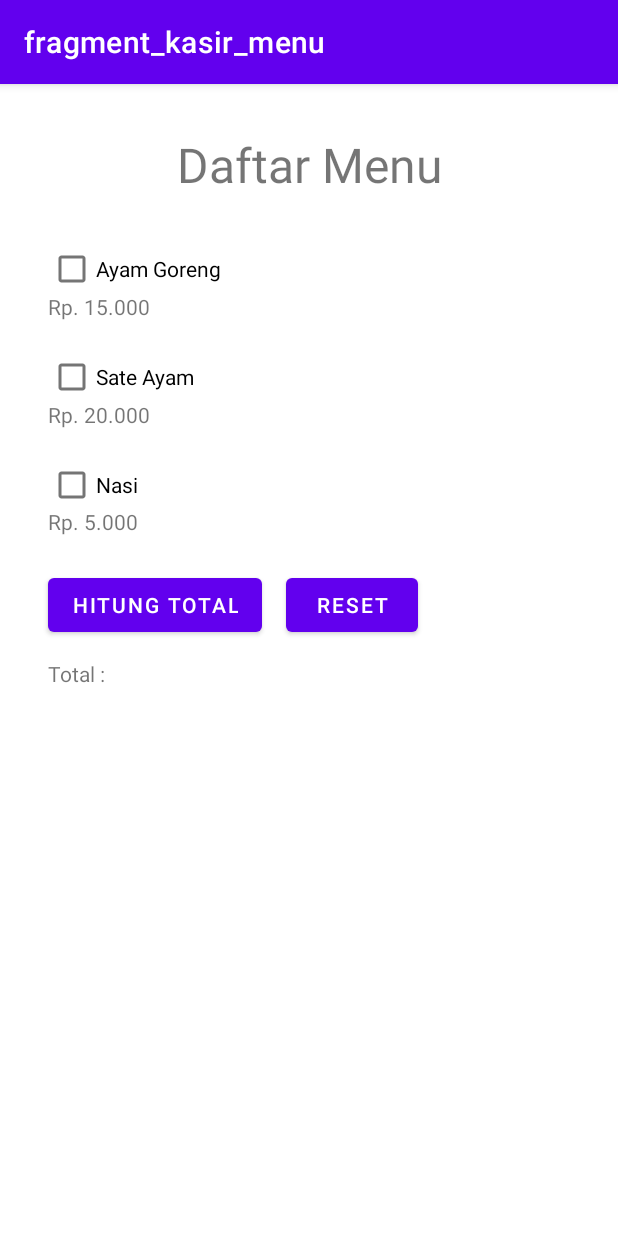
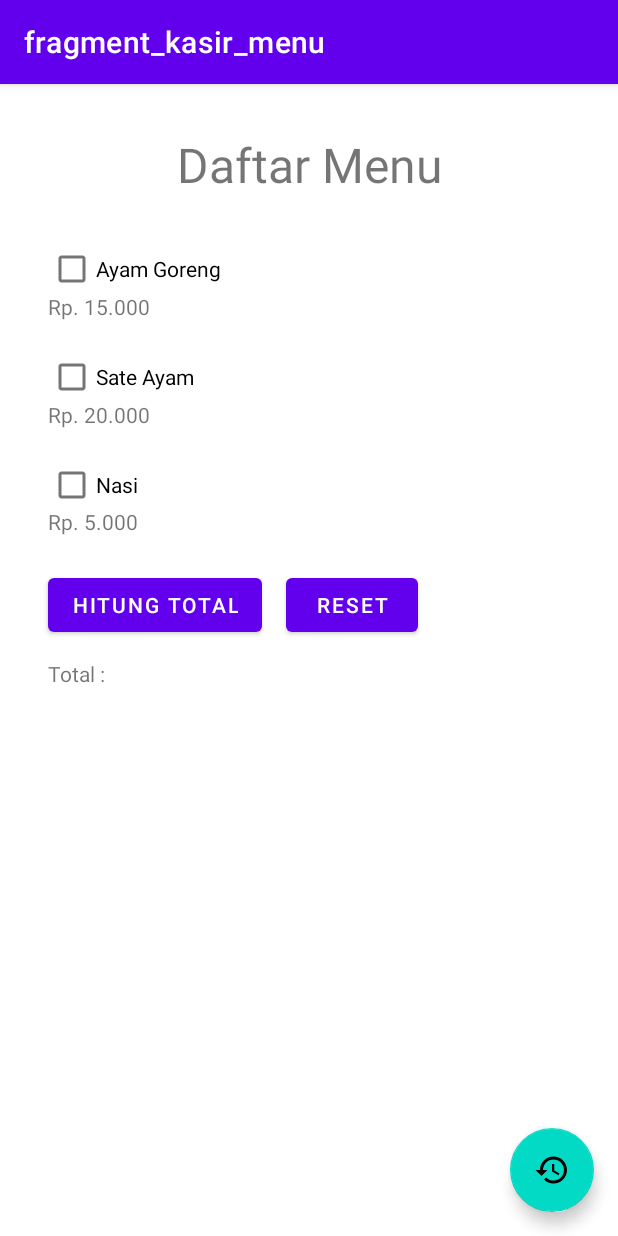
Before and after one commit to Raihanki/Kasir-Sederhana, an Android app: the screen it shows after launch (MainActivity), on a phone screen of 412 x 824 dp. Run offline under Robolectric (Android 15) with nearby library versions, the phone set to English and light mode, and no system bars; our stand-ins replace navigation-ui.

Commit message:
menampilkan data histori ke dalam recycleview

```diff
--- a/app/src/main/java/org/d3if2033/kasirsederhana/db/HistoriDao.kt
+++ b/app/src/main/java/org/d3if2033/kasirsederhana/db/HistoriDao.kt
@@ -11,5 +11,5 @@ interface HistoriDao {
     fun insert(histori: HistoriEntity)
 
     @Query("SELECT * FROM histori")
-    fun getAllHistori(): LiveData<HistoriEntity?>
+    fun getAllHistori(): LiveData<List<HistoriEntity>>
 }
--- /dev/null
+++ b/app/src/main/java/org/d3if2033/kasirsederhana/model/Histori.kt
@@ -0,0 +1,6 @@
+package org.d3if2033.kasirsederhana.model
+
+data class Histori(
+    val tanggalPembelian: Long,
+    val total: String
+)
--- a/app/src/main/java/org/d3if2033/kasirsederhana/ui/kasir/KasirViewModel.kt
+++ b/app/src/main/java/org/d3if2033/kasirsederhana/ui/kasir/KasirViewModel.kt
@@ -9,9 +9,6 @@ import org.d3if2033.kasirsederhana.db.HistoriDao
 import org.d3if2033.kasirsederhana.db.HistoriEntity
 
 class KasirViewModel(private val db: HistoriDao): ViewModel() {
-
-    val data = db.getAllHistori();
-
     fun saveHistori(total: String) {
         viewModelScope.launch {
             withContext(Dispatchers.IO) {
--- /dev/null
+++ b/app/src/main/res/drawable/ic_baseline_history_24.xml
@@ -0,0 +1,5 @@
+<vector android:height="24dp" android:tint="#FFFFFF"
+    android:viewportHeight="24" android:viewportWidth="24"
+    android:width="24dp" xmlns:android="http://schemas.android.com/apk/res/android">
+    <path android:fillColor="@android:color/white" android:pathData="M13,3c-4.97,0 -9,4.03 -9,9L1,12l3.89,3.89 0.07,0.14L9,12L6,12c0,-3.87 3.13,-7 7,-7s7,3.13 7,7 -3.13,7 -7,7c-1.93,0 -3.68,-0.79 -4.94,-2.06l-1.42,1.42C8.27,19.99 10.51,21 13,21c4.97,0 9,-4.03 9,-9s-4.03,-9 -9,-9zM12,8v5l4.28,2.54 0.72,-1.21 -3.5,-2.08L13.5,8L12,8z"/>
+</vector>
--- a/app/src/main/res/layout/fragment_kasir_menu.xml
+++ b/app/src/main/res/layout/fragment_kasir_menu.xml
@@ -1,10 +1,10 @@
 <?xml version="1.0" encoding="utf-8"?>
-<ScrollView
-xmlns:android="http://schemas.android.com/apk/res/android"
-xmlns:app="http://schemas.android.com/apk/res-auto"
-xmlns:tools="http://schemas.android.com/tools"
-android:layout_width="match_parent"
-android:layout_height="match_parent">
+<ScrollView xmlns:android="http://schemas.android.com/apk/res/android"
+    xmlns:app="http://schemas.android.com/apk/res-auto"
+    xmlns:tools="http://schemas.android.com/tools"
+    android:layout_width="match_parent"
+    android:layout_height="match_parent"
+    android:fillViewport="true">
 
     <androidx.constraintlayout.widget.ConstraintLayout
         android:layout_width="match_parent"
@@ -57,12 +57,12 @@ android:layout_height="match_parent">
             app:layout_constraintTop_toBottomOf="@+id/chkSateAyam" />
 
         <com.google.android.material.textfield.TextInputLayout
+            android:id="@+id/qtyAyam"
             style="@style/Widget.MaterialComponents.TextInputLayout.OutlinedBox"
-            android:id="@+id/qtyAyam"
-            android:visibility="gone"
             android:layout_width="100dp"
             android:layout_height="55dp"
             android:layout_marginStart="32sp"
+            android:visibility="gone"
             app:layout_constraintBottom_toBottomOf="@+id/chkAyamGoreng"
             app:layout_constraintEnd_toEndOf="parent"
             app:layout_constraintStart_toEndOf="@+id/chkAyamGoreng"
@@ -72,18 +72,18 @@ android:layout_height="match_parent">
                 android:id="@+id/textQtyAyam"
                 android:layout_width="match_parent"
                 android:layout_height="wrap_content"
-                android:inputType="number"
                 android:layout_weight="1"
-                android:hint="QTY" />
+                android:hint="QTY"
+                android:inputType="number" />
         </com.google.android.material.textfield.TextInputLayout>
 
         <com.google.android.material.textfield.TextInputLayout
+            android:id="@+id/qtySate"
             style="@style/Widget.MaterialComponents.TextInputLayout.OutlinedBox"
-            android:visibility="gone"
-            android:id="@+id/qtySate"
             android:layout_width="100dp"
             android:layout_height="55dp"
             android:layout_marginStart="32sp"
+            android:visibility="gone"
             app:layout_constraintBottom_toBottomOf="@+id/chkSateAyam"
             app:layout_constraintEnd_toEndOf="parent"
             app:layout_constraintStart_toEndOf="@+id/chkSateAyam"
@@ -93,18 +93,18 @@ android:layout_height="match_parent">
                 android:id="@+id/textQtySate"
                 android:layout_width="match_parent"
                 android:layout_height="wrap_content"
-                android:inputType="number"
                 android:layout_weight="1"
-                android:hint="QTY" />
+                android:hint="QTY"
+                android:inputType="number" />
         </com.google.android.material.textfield.TextInputLayout>
 
         <com.google.android.material.textfield.TextInputLayout
+            android:id="@+id/qtyNasi"
             style="@style/Widget.MaterialComponents.TextInputLayout.OutlinedBox"
-            android:id="@+id/qtyNasi"
             android:layout_width="100dp"
             android:layout_height="55dp"
+            android:layout_marginStart="32sp"
             android:visibility="gone"
-            android:layout_marginStart="32sp"
             app:layout_constraintBottom_toBottomOf="@+id/chkNasi"
             app:layout_constraintEnd_toEndOf="parent"
             app:layout_constraintStart_toEndOf="@+id/chkNasi"
@@ -114,9 +114,9 @@ android:layout_height="match_parent">
                 android:id="@+id/textQtyNasi"
                 android:layout_width="match_parent"
                 android:layout_height="wrap_content"
-                android:inputType="number"
                 android:layout_weight="1"
-                android:hint="QTY" />
+                android:hint="QTY"
+                android:inputType="number" />
         </com.google.android.material.textfield.TextInputLayout>
 
         <Button
@@ -135,10 +135,10 @@ android:layout_height="match_parent">
             android:layout_height="wrap_content"
             android:layout_marginStart="32dp"
             android:layout_marginBottom="70dp"
-            app:layout_constraintTop_toBottomOf="@+id/chkAyamGoreng"
+            android:text="@string/hargaAyam"
             app:layout_constraintBottom_toBottomOf="@+id/chkSateAyam"
             app:layout_constraintStart_toStartOf="parent"
-            android:text="@string/hargaAyam"
+            app:layout_constraintTop_toBottomOf="@+id/chkAyamGoreng"
             tools:layout_editor_absoluteX="123dp"
             tools:layout_editor_absoluteY="491dp" />
 
@@ -148,10 +148,10 @@ android:layout_height="match_parent">
             android:layout_height="wrap_content"
             android:layout_marginStart="32dp"
             android:layout_marginBottom="70dp"
-            app:layout_constraintTop_toBottomOf="@+id/chkSateAyam"
+            android:text="@string/hargaSate"
             app:layout_constraintBottom_toBottomOf="@+id/chkNasi"
             app:layout_constraintStart_toStartOf="parent"
-            android:text="@string/hargaSate"
+            app:layout_constraintTop_toBottomOf="@+id/chkSateAyam"
             tools:layout_editor_absoluteX="123dp"
             tools:layout_editor_absoluteY="491dp" />
 
@@ -161,10 +161,10 @@ android:layout_height="match_parent">
             android:layout_height="wrap_content"
             android:layout_marginStart="32dp"
             android:layout_marginBottom="70dp"
-            app:layout_constraintTop_toBottomOf="@+id/chkNasi"
+            android:text="@string/hargaNasi"
             app:layout_constraintBottom_toBottomOf="@+id/chkNasi"
             app:layout_constraintStart_toStartOf="parent"
-            android:text="@string/hargaNasi"
+            app:layout_constraintTop_toBottomOf="@+id/chkNasi"
             tools:layout_editor_absoluteX="123dp"
             tools:layout_editor_absoluteY="491dp" />
 
@@ -174,9 +174,8 @@ android:layout_height="match_parent">
             android:layout_height="wrap_content"
             android:layout_marginStart="32dp"
             android:layout_marginTop="12dp"
+            android:layout_marginBottom="32dp"
             android:text="@string/total_awal"
-            android:layout_marginBottom="32dp"
-            app:layout_constraintBottom_toBottomOf="parent"
             app:layout_constraintStart_toStartOf="parent"
             app:layout_constraintTop_toBottomOf="@+id/button" />
 
@@ -190,6 +189,17 @@ android:layout_height="match_parent">
             app:layout_constraintStart_toEndOf="@+id/button"
             app:layout_constraintTop_toTopOf="@+id/button" />
 
+        <com.google.android.material.floatingactionbutton.FloatingActionButton
+            android:id="@+id/floatingActionButton"
+            android:layout_width="wrap_content"
+            android:layout_height="wrap_content"
+            android:layout_marginEnd="16dp"
+            android:layout_marginBottom="16dp"
+            android:clickable="true"
+            android:src="@drawable/ic_baseline_history_24"
+            app:layout_constraintBottom_toBottomOf="parent"
+            app:layout_constraintEnd_toEndOf="parent" />
+
     </androidx.constraintlayout.widget.ConstraintLayout>
 
 </ScrollView>
--- a/app/src/main/res/layout/item_histori.xml
+++ b/app/src/main/res/layout/item_histori.xml
@@ -1,7 +1,9 @@
 <?xml version="1.0" encoding="utf-8"?>
 <androidx.constraintlayout.widget.ConstraintLayout xmlns:android="http://schemas.android.com/apk/res/android"
     android:layout_width="match_parent"
-    android:layout_height="match_parent"
+    xmlns:tools="http://schemas.android.com/tools"
+    android:layout_height="wrap_content"
+    android:id="@+id/item_histori"
     xmlns:app="http://schemas.android.com/apk/res-auto">
 
     <TextView
@@ -17,7 +19,7 @@
         android:text="Transaksi pada tanggal 20 April 2020" />
 
     <TextView
-        android:id="@+id/textView6"
+        android:id="@+id/total"
         android:layout_width="wrap_content"
         android:layout_height="wrap_content"
         app:layout_constraintTop_toBottomOf="@+id/tanggalTransaksi"
```
Also changed, not shown: app/src/main/java/org/d3if2033/kasirsederhana/ui/histori/HistoriAdapter.kt (added, +54 -0 lines), app/src/main/java/org/d3if2033/kasirsederhana/ui/histori/HistoriFragment.kt (+33 -37 lines), app/src/main/java/org/d3if2033/kasirsederhana/ui/histori/HistoriViewModel.kt (added, +9 -0 lines), app/src/main/java/org/d3if2033/kasirsederhana/ui/histori/HistoriViewModelFactory.kt (added, +17 -0 lines), app/src/main/java/org/d3if2033/kasirsederhana/ui/kasir/KasirMenuFragment.kt (+5 -7 lines), app/src/main/res/layout/fragment_histori.xml (+10 -7 lines).
